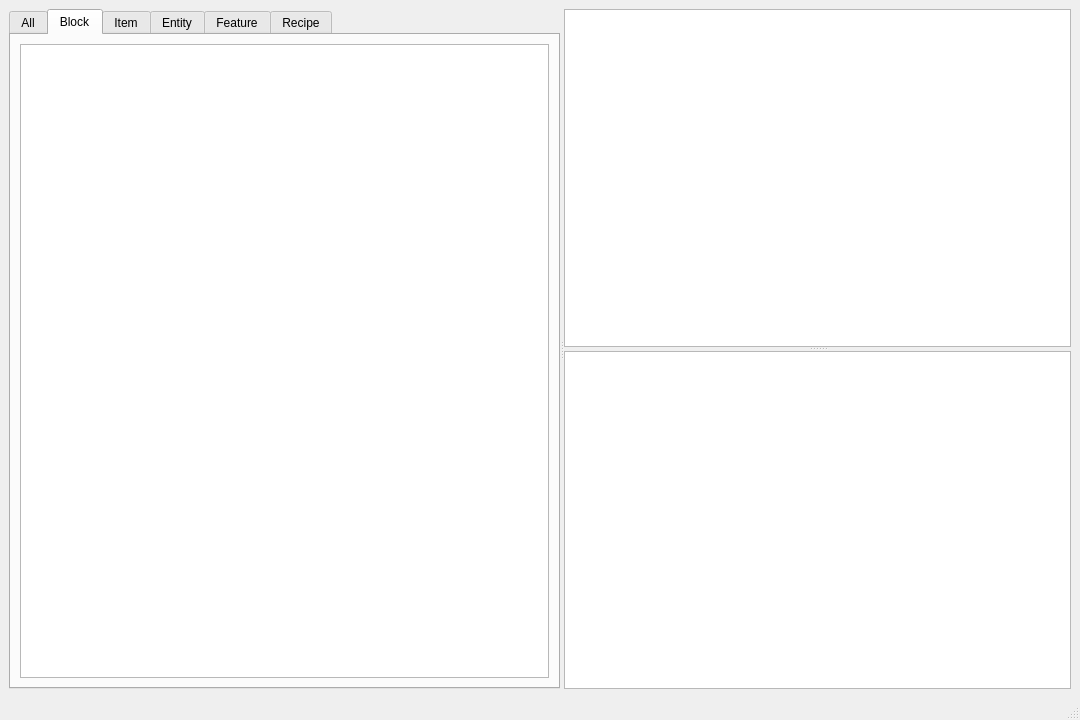
This is ui/addonUi.ui in senlinjun/Addon-Maker as Qt 5 draws it before an edit. The edited form follows.
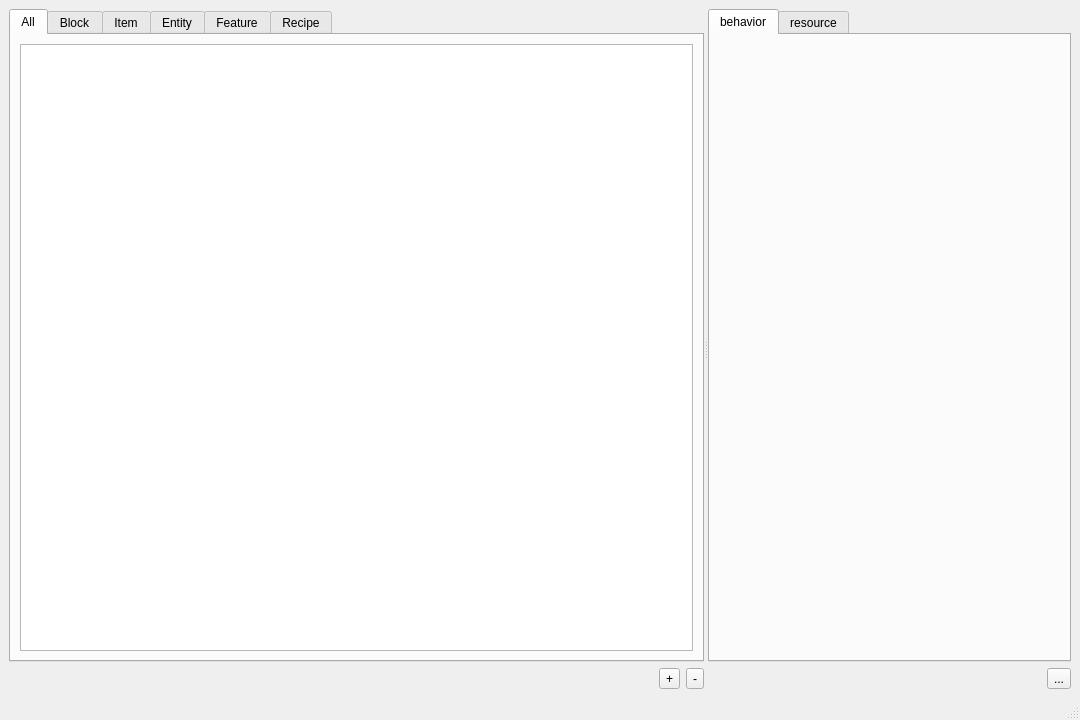
This is the edited form.

Commit message: 1.更新了AddonUi 2.新增了添加方块组件的功能 3.删除冗余代码

What changed in the file:
```diff
--- a/ui/addonUi.ui
+++ b/ui/addonUi.ui
@@ -14,13 +14,16 @@
    <string>MainWindow</string>
   </property>
   <widget class="QWidget" name="centralwidget">
-   <layout class="QHBoxLayout" name="horizontalLayout">
+   <layout class="QHBoxLayout" name="horizontalLayout_3">
     <item>
-     <widget class="QSplitter" name="splitter_2">
+     <widget class="QSplitter" name="splitter">
       <property name="orientation">
        <enum>Qt::Horizontal</enum>
       </property>
-      <widget class="QTabWidget" name="tabWidget">
+      <widget class="QWidget" name="layoutWidget">
+       <layout class="QVBoxLayout" name="verticalLayout_7">
+        <item>
+         <widget class="QTabWidget" name="component_tab">
        <property name="currentIndex">
         <number>1</number>
        </property>
@@ -88,12 +91,86 @@
         </layout>
        </widget>
       </widget>
-      <widget class="QSplitter" name="splitter">
+        </item>
+        <item>
+         <layout class="QHBoxLayout" name="horizontalLayout">
+          <item>
+           <spacer name="horizontalSpacer">
        <property name="orientation">
-        <enum>Qt::Vertical</enum>
-       </property>
-       <widget class="QListWidget" name="listWidget"/>
-       <widget class="QTextBrowser" name="textBrowser"/>
+             <enum>Qt::Horizontal</enum>
+            </property>
+            <property name="sizeHint" stdset="0">
+             <size>
+              <width>40</width>
+              <height>20</height>
+             </size>
+            </property>
+           </spacer>
+          </item>
+          <item>
+           <widget class="QToolButton" name="addItem">
+            <property name="text">
+             <string>+</string>
+            </property>
+           </widget>
+          </item>
+          <item>
+           <widget class="QToolButton" name="removeItem">
+            <property name="text">
+             <string>-</string>
+            </property>
+           </widget>
+          </item>
+         </layout>
+        </item>
+       </layout>
+      </widget>
+      <widget class="QWidget" name="layoutWidget">
+       <layout class="QVBoxLayout" name="verticalLayout_8">
+        <item>
+         <widget class="QTabWidget" name="data_tab">
+          <property name="currentIndex">
+           <number>0</number>
+          </property>
+          <widget class="QWidget" name="behavior">
+           <attribute name="title">
+            <string>behavior</string>
+           </attribute>
+           <layout class="QFormLayout" name="formLayout"/>
+          </widget>
+          <widget class="QWidget" name="resource">
+           <attribute name="title">
+            <string>resource</string>
+           </attribute>
+           <layout class="QFormLayout" name="formLayout_2"/>
+          </widget>
+         </widget>
+        </item>
+        <item>
+         <layout class="QHBoxLayout" name="horizontalLayout_2">
+          <item>
+           <spacer name="horizontalSpacer_2">
+            <property name="orientation">
+             <enum>Qt::Horizontal</enum>
+            </property>
+            <property name="sizeHint" stdset="0">
+             <size>
+              <width>40</width>
+              <height>20</height>
+             </size>
+            </property>
+           </spacer>
+          </item>
+          <item>
+           <widget class="QToolButton" name="toolButton">
+            <property name="text">
+             <string>...</string>
+            </property>
+           </widget>
+          </item>
+         </layout>
+        </item>
+       </layout>
       </widget>
      </widget>
     </item>
```
Left out of the diff: 2 changed lines with no effect on the pictures. Lines whose indentation alone changed are shown as unchanged. The commit also changes 7 other files.
